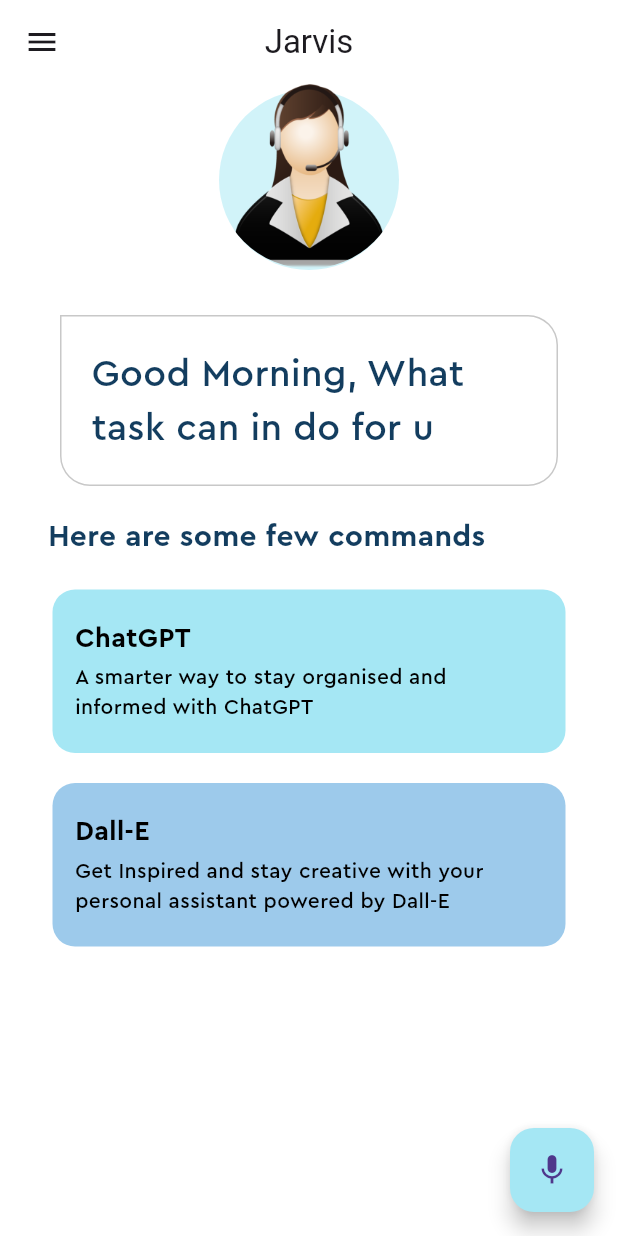
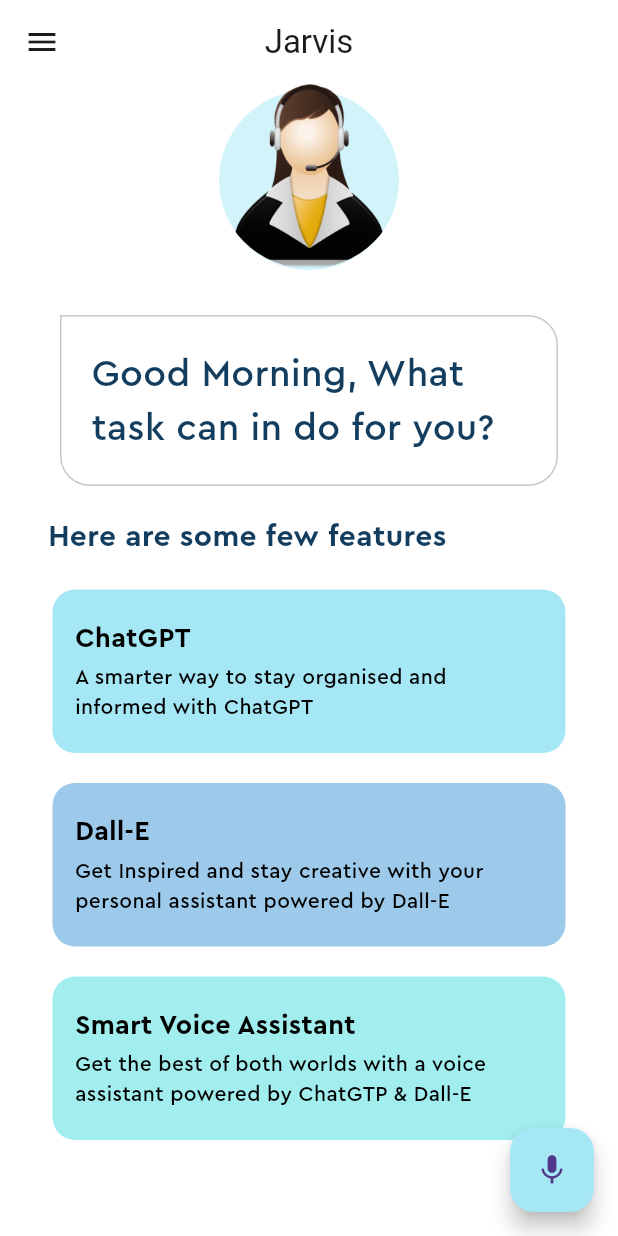
Before and after one commit to Shubhm1243/ChatGPT_Assistant, a Flutter app: the screen it shows after launch, after a tap on the "mic" icon, on a phone screen of 412 x 824 dp. Run offline on Flutter 3.47's test engine with Material 3 defaults, Android fonts, the light colour scheme and no system bars; our stand-ins replace animate_do, flutter_tts, speech_to_text.

Commit message:
Final Commit i guess

```diff
--- a/lib/home_page.dart
+++ b/lib/home_page.dart
@@ -1,6 +1,8 @@
+import 'package:animate_do/animate_do.dart';
 import 'package:chatgpt_assistant/openai_service.dart';
 import 'package:chatgpt_assistant/pallete.dart';
 import 'package:flutter/material.dart';
+import 'package:flutter_tts/flutter_tts.dart';
 import 'package:speech_to_text/speech_to_text.dart';
 import 'package:speech_to_text/speech_recognition_result.dart';
 import 'feature_box.dart';
@@ -16,18 +18,26 @@
   final speechToText = SpeechToText();
   String lastWords = "";
   final OpenAIService openAIService = OpenAIService();
+  final flutterTts = FlutterTts();
+  String? generatedContent;
+  String? generatedImageUrl;
+  int start = 200;
+  int delay = -200;
 
-
-
-  Future<void> initSpeechToText() async{
+  Future<void> initSpeechToText() async {
     await speechToText.initialize();
     setState(() {});
   }
 
   @override
-  void initState()  {
+  void initState() {
     super.initState();
     initSpeechToText();
+  }
+
+  Future<void> initTextToSpeech() async {
+    await flutterTts.setSharedInstance(true);
+    setState(() {});
   }
 
   Future<void> startListening() async {
@@ -52,17 +62,22 @@
     });
   }
 
+  Future<void> systemSpeak(String content) async {
+    await flutterTts.speak(content);
+  }
+
   @override
   void dispose() {
     super.dispose();
     speechToText.stop();
+    flutterTts.stop();
   }
 
   @override
   Widget build(BuildContext context) {
     return Scaffold(
       appBar: AppBar(
-        title: const Text('Jarvis'),
+        title: BounceInRight(child: const Text('Jarvis')),
         leading: const Icon(Icons.menu),
         centerTitle: true,
       ),
@@ -81,7 +96,8 @@
                         shape: BoxShape.circle),
                   ),
                 ),
-                Container(
+                ZoomIn(
+                  child: Container(
                     height: 123,
                     decoration: const BoxDecoration(
                       shape: BoxShape.circle,
@@ -89,11 +105,16 @@
                         image: AssetImage('assets/images/virtualAssistant.png'),
                       ),
                     ),
+                  ),
                 )
               ],
             ),
-            Container(
-              padding: const EdgeInsets.symmetric(horizontal: 20, vertical: 10),
+            Visibility(
+              visible: generatedImageUrl == null,
+              child: FadeInRight(
+                child: Container(
+                  padding:
+                      const EdgeInsets.symmetric(horizontal: 20, vertical: 10),
                   margin: const EdgeInsets.symmetric(horizontal: 40).copyWith(
                     top: 30,
                   ),
@@ -101,26 +122,41 @@
                       border: Border.all(
                         color: Pallete.borderColor,
                       ),
-                  borderRadius:
-                  BorderRadius.circular(20).copyWith(topLeft: Radius.zero)),
-              child: const Padding(
-                padding: EdgeInsets.symmetric(vertical: 10.0),
+                      borderRadius: BorderRadius.circular(20)
+                          .copyWith(topLeft: Radius.zero)),
+                  child: Padding(
+                    padding: const EdgeInsets.symmetric(vertical: 10.0),
                     child: Text(
-                  'Good Morning, What task can in do for u',
+                      generatedContent == null
+                          ? 'Good Morning, What task can in do for you?'
+                          : generatedContent!,
                       style: TextStyle(
                         color: Pallete.mainFontColor,
-                    fontSize: 25,
+                        fontSize: generatedContent == null ? 25 : 18,
                         fontFamily: 'Cera Pro',
                       ),
                     ),
                   ),
                 ),
-            Container(
+              ),
+            ),
+            if (generatedImageUrl != null)
+              Padding(
+                padding: const EdgeInsets.all(10.0),
+                child: ClipRRect(
+                  borderRadius: BorderRadius.circular(20),
+                  child: Image.network(generatedImageUrl!),
+                ),
+              ),
+            Visibility(
+              visible: generatedContent == null && generatedImageUrl == null,
+              child: Container(
                 padding: const EdgeInsets.all(10),
                 alignment: Alignment.centerLeft,
                 margin: const EdgeInsets.only(top: 10, left: 22),
+                child: SlideInLeft(
                   child: const Text(
-                'Here are some few commands',
+                    'Here are some few features',
                     style: TextStyle(
                       fontFamily: 'Cera Pro',
                       color: Pallete.mainFontColor,
@@ -129,47 +165,71 @@
                     ),
                   ),
                 ),
-            const Column(
+              ),
+            ),
+            Visibility(
+              visible: generatedContent == null && generatedImageUrl == null,
+              child: Column(
                 children: [
-                FeatureBox(
+                  SlideInLeft(
+                    delay: Duration(milliseconds: start),
+                    child: const FeatureBox(
                       color: Pallete.firstSuggestionBoxColor,
                       headerText: 'ChatGPT',
                       descriptionText:
                           'A smarter way to stay organised and informed with ChatGPT',
                     ),
-                FeatureBox(
+                  ),
+                  SlideInLeft(
+                    delay: Duration(milliseconds: start + delay),
+                    child: const FeatureBox(
                       color: Pallete.secondSuggestionBoxColor,
                       headerText: 'Dall-E',
                       descriptionText:
                           'Get Inspired and stay creative with your personal assistant powered by Dall-E',
                     ),
-                // FeatureBox(
-                //   color: Pallete.thirdSuggestionBoxColor,
-                //   headerText: 'Smart Voice Assistant',
-                //   descriptionText:
-                //       'Get the best of both worlds with a voice assistant powered by ChatGTP & Dall-E',
-                // ),
-              ],
+                  ),
+                  SlideInLeft(
+                    delay: Duration(milliseconds: start + 2 * delay),
+                    child: const FeatureBox(
+                      color: Pallete.thirdSuggestionBoxColor,
+                      headerText: 'Smart Voice Assistant',
+                      descriptionText:
+                          'Get the best of both worlds with a voice assistant powered by ChatGTP & Dall-E',
+                    ),
                   ),
                 ],
               ),
             ),
-      floatingActionButton: FloatingActionButton(
+          ],
+        ),
+      ),
+      floatingActionButton: SlideInLeft(
+        delay: Duration(milliseconds: start + 3 * delay),
+        child: FloatingActionButton(
           backgroundColor: Pallete.firstSuggestionBoxColor,
           onPressed: () async {
-          if(await speechToText.hasPermission && speechToText.isNotListening){
+            if (await speechToText.hasPermission && speechToText.isNotListening) {
               await startListening();
+            } else if (speechToText.isListening) {
+              final speech = await openAIService.isArtPromtApi(lastWords);
+              if (speech.contains('https')) {
+                generatedImageUrl = speech;
+                generatedContent = null;
+                setState(() {});
+              } else {
+                generatedImageUrl = null;
+                generatedContent = speech;
+                await systemSpeak(speech);
+                setState(() {});
               }
-          else if(speechToText.isListening){
-            final speech = await openAIService.isArtPromtApi(lastWords);
-            print(speech);
               await stopListening();
-          }
-          else{
+            } else {
               initSpeechToText();
             }
           },
-        child: const Icon(Icons.mic),
+          child: Icon(speechToText.isListening? Icons.stop : Icons.mic ),
+        ),
       ),
     );
   }
--- a/lib/openai_service.dart
+++ b/lib/openai_service.dart
@@ -34,6 +34,7 @@
           case 'yes':
           case 'Yes.':
           case 'yes.':
+          case 'YES':
             final res = await dallEAPI(prompt);
             return res;
           default:
@@ -42,6 +43,7 @@
 
         }
       }
+
       return 'An Internal Error Occurred';
     } catch (e) {
       return e.toString();
--- a/pubspec.yaml
+++ b/pubspec.yaml
@@ -37,6 +37,8 @@
   cupertino_icons: ^1.0.2
   speech_to_text: ^6.5.1
   http: ^1.1.0
+  flutter_tts: ^3.8.5
+  animate_do: ^3.1.2
 
 dev_dependencies:
   flutter_test:
```
Also changed, not shown: pubspec.lock, 3 other files. Lines whose indentation alone changed are shown as unchanged.
